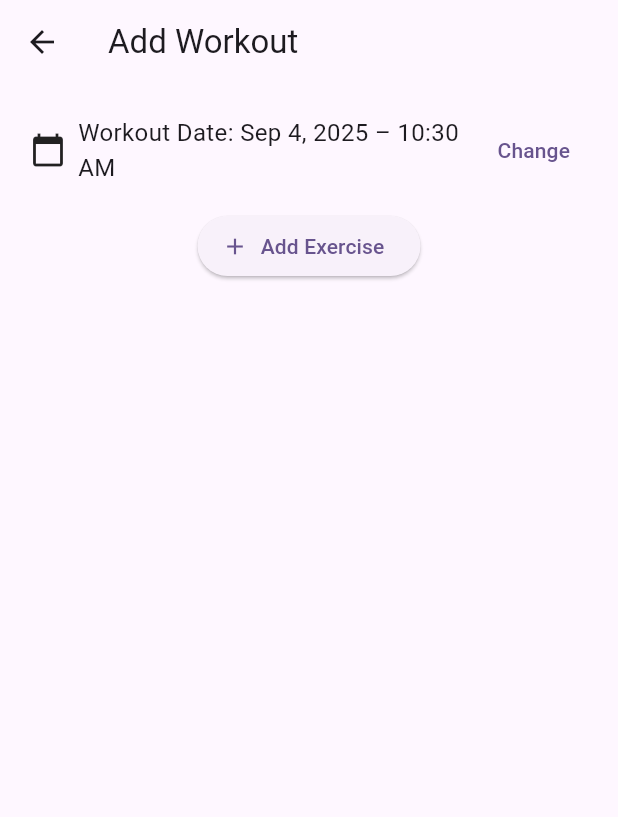
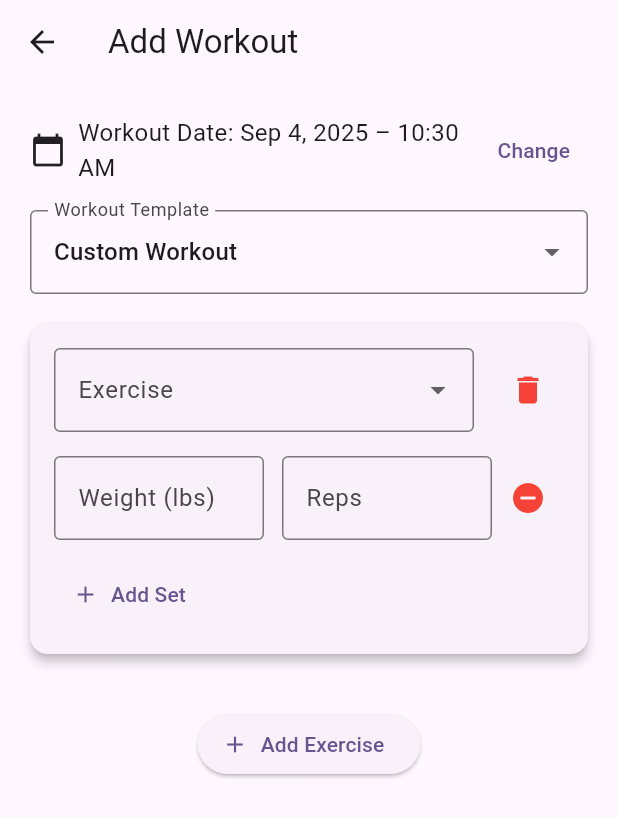
Before and after one commit to JoeSappington/ironclad, a Flutter app: the AddWorkoutPage screen opened directly, on a phone screen of 412 x 824 dp. Shown: the top 817 px of the screen. Run offline on Flutter 3.47's test engine with Material 3 defaults, Android fonts, the phone set to English and light mode, and no system bars; our stand-ins replace shared_preferences; accounts and stored records are empty.

Commit message:
Adding template editing and deleting to the Add Workout page

```diff
--- a/ironclad/lib/pages/add_workout_page.dart
+++ b/ironclad/lib/pages/add_workout_page.dart
@@ -3,6 +3,8 @@ import 'package:shared_preferences/shared_preferences.dart';
 import 'dart:convert';
 import 'package:intl/intl.dart';
 import '../widgets/exercise_entry_widget.dart';
+import '../models/workout_template.dart';
+import '../utils/template_manager.dart';
 
 class AddWorkoutPage extends StatefulWidget {
   final Map<String, dynamic>? existingWorkout;
@@ -32,6 +34,8 @@ class _AddWorkoutPageState extends State<AddWorkoutPage> {
 
   final List<ExerciseEntry> _exercises = [];
   DateTime _selectedDateTime = DateTime.now();
+  List<WorkoutTemplate> _templates = [];
+  String _selectedTemplateName = 'Custom Workout';
 
   bool get _canSaveWorkout {
     for (final exercise in _exercises) {
@@ -49,6 +53,7 @@ class _AddWorkoutPageState extends State<AddWorkoutPage> {
   @override
   void initState() {
     super.initState();
+    _loadTemplates();
 
     if (widget.existingWorkout != null) {
       final dateStr = widget.existingWorkout!['date'];
@@ -68,7 +73,16 @@ class _AddWorkoutPageState extends State<AddWorkoutPage> {
         }
         _exercises.add(entry);
       }
+    } else {
+      _addExercise(); // start with 1 empty block
     }
+  }
+
+  Future<void> _loadTemplates() async {
+    final templates = await TemplateManager.loadTemplates();
+    setState(() {
+      _templates = templates;
+    });
   }
 
   void _onFieldChanged() {
@@ -86,6 +100,33 @@ class _AddWorkoutPageState extends State<AddWorkoutPage> {
     setState(() {
       _exercises[index].dispose();
       _exercises.removeAt(index);
+    });
+  }
+
+  void _applyTemplate(WorkoutTemplate template) {
+    setState(() {
+      for (final e in _exercises) {
+        e.dispose();
+      }
+      _exercises.clear();
+
+      for (final ex in template.exercises) {
+        final entry = ExerciseEntry(onChanged: _onFieldChanged);
+        entry.selectedExercise = ex['name'];
+        entry.sets.clear();
+
+        final int setCount = ex['sets'] ?? 1;
+        for (int i = 0; i < setCount; i++) {
+          final set = ExerciseSet();
+          set.weightController.addListener(entry.handleChange);
+          set.repsController.addListener(entry.handleChange);
+          entry.sets.add(set);
+        }
+
+        _exercises.add(entry);
+      }
+
+      _selectedTemplateName = template.name;
     });
   }
 
@@ -159,6 +200,7 @@ class _AddWorkoutPageState extends State<AddWorkoutPage> {
         child: SingleChildScrollView(
           padding: const EdgeInsets.all(20),
           child: Column(
+            crossAxisAlignment: CrossAxisAlignment.start,
             children: [
               Row(
                 children: [
@@ -176,18 +218,40 @@ class _AddWorkoutPageState extends State<AddWorkoutPage> {
                   ),
                 ],
               ),
-
               const SizedBox(height: 16),
-
-              if (_exercises.isEmpty)
-                Center(
-                  child: ElevatedButton.icon(
-                    onPressed: _addExercise,
-                    icon: const Icon(Icons.add),
-                    label: const Text('Add Exercise'),
+              DropdownButtonFormField<String>(
+                value: _selectedTemplateName,
+                onChanged: (value) {
+                  if (value == null || value == 'Custom Workout') {
+                    setState(() {
+                      _selectedTemplateName = 'Custom Workout';
+                      for (final e in _exercises) {
+                        e.dispose();
+                      }
+                      _exercises.clear();
+                      _addExercise();
+                    });
+                  } else {
+                    final selected = _templates.firstWhere((t) => t.name == value);
+                    _applyTemplate(selected);
+                  }
+                },
+                items: [
+                  const DropdownMenuItem(
+                    value: 'Custom Workout',
+                    child: Text('Custom Workout'),
                   ),
+                  ..._templates.map((t) => DropdownMenuItem(
+                        value: t.name,
+                        child: Text(t.name),
+                      )),
+                ],
+                decoration: const InputDecoration(
+                  labelText: 'Workout Template',
+                  border: OutlineInputBorder(),
                 ),
-
+              ),
+              const SizedBox(height: 20),
               ..._exercises.asMap().entries.map((entry) {
                 final index = entry.key;
                 final exercise = entry.value;
@@ -204,7 +268,7 @@ class _AddWorkoutPageState extends State<AddWorkoutPage> {
                   },
                 );
               }),
-
+              const SizedBox(height: 16),
               if (_exercises.isNotEmpty)
                 Row(
                   mainAxisAlignment: _canSaveWorkout
@@ -224,7 +288,6 @@ class _AddWorkoutPageState extends State<AddWorkoutPage> {
                       ),
                   ],
                 ),
-
               const SizedBox(height: 32),
             ],
           ),
--- a/ironclad/lib/pages/tracker_page.dart
+++ b/ironclad/lib/pages/tracker_page.dart
@@ -58,7 +58,11 @@ class _TrackerPageState extends State<TrackerPage> {
     final templates = await TemplateManager.loadTemplates();
     setState(() {
       _templates = templates;
-    });
+      final templateNames = templates.map((t) => t.name).toList();
+      if (_selectedTemplateName != 'Custom Workout' && !templateNames.contains(_selectedTemplateName)) {
+        _selectedTemplateName = 'Custom Workout';
+    }
+  });
   }
 
   void _onFieldChanged() {
```
